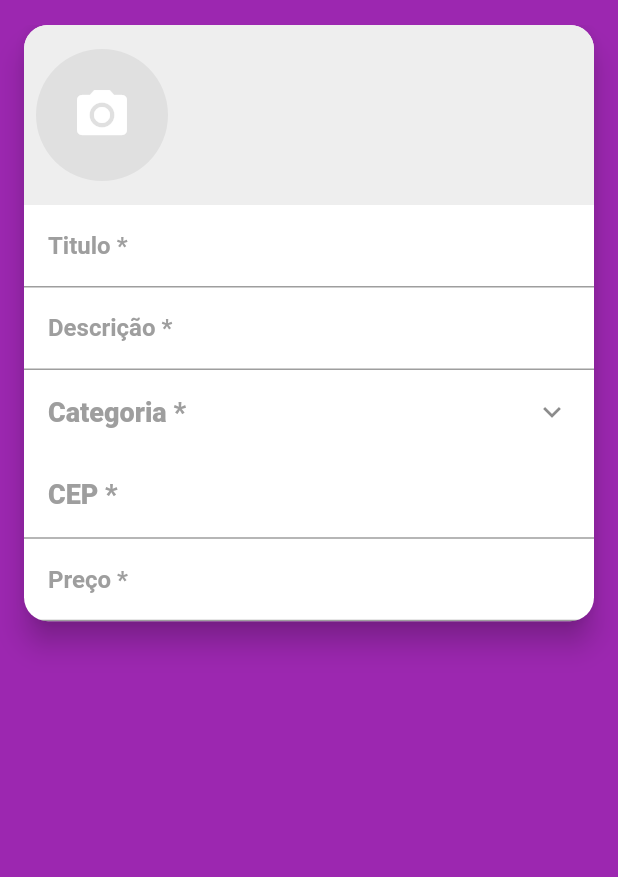
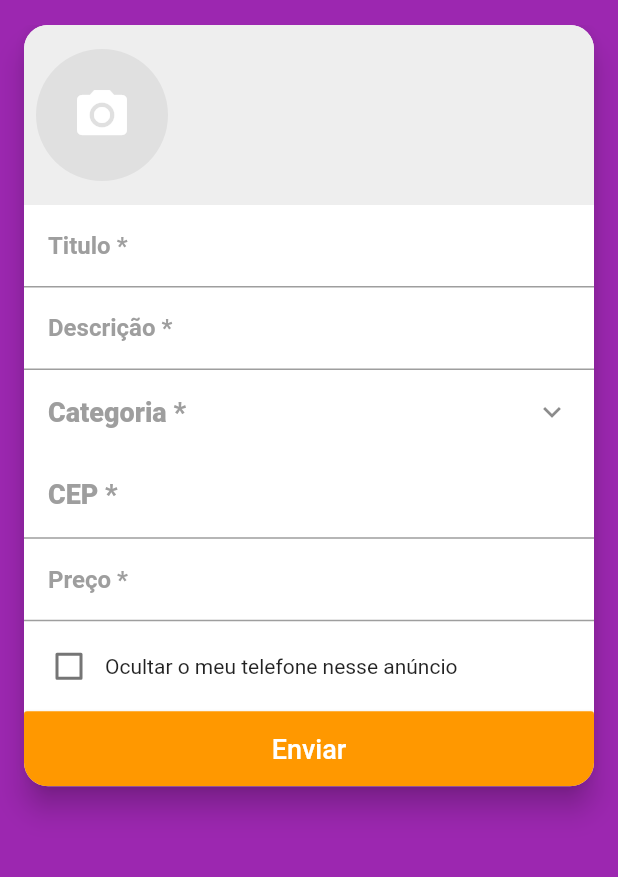
Before and after one commit to Erasmojf/Bindi, a Flutter app: the screen it shows after launch, swiped to page 2, on a phone screen of 412 x 824 dp, the part 59-936 px from its top. Run offline on Flutter 3.47's test engine with Material 2 defaults, Android fonts, the phone set to English and light mode, and no system bars; our stand-ins replace brasil_fields, dio, flutter_mobx, get_it, image_cropper, image_picker and 3 more; accounts and stored records are empty; generated files the repository leaves out were written again; network calls fail; statements that could not run were skipped.

Commit message:
CM - Campo de ocultar telefone e botao enviar
Campo de ocultar telefone e botao enviar

```diff
--- /dev/null
+++ b/bindi/lib/screens/create/components/hide_phone_field.dart
@@ -0,0 +1,29 @@
+import 'package:bindi/stores/create_store.dart';
+import 'package:flutter/material.dart';
+import 'package:flutter_mobx/flutter_mobx.dart';
+
+class HidePhoneField extends StatelessWidget {
+  HidePhoneField(this.createStore);
+
+  final CreateStore createStore;
+  @override
+  Widget build(BuildContext context) {
+    return Padding(
+      padding: const EdgeInsets.all(6),
+      child: Row(
+        children: [
+          Observer(builder: (_) {
+            return Checkbox(
+              value: createStore.hidePhone,
+              onChanged: createStore.setHidePhone,
+              activeColor: Colors.purple,
+            );
+          }),
+          Expanded(
+            child: Text('Ocultar o meu telefone nesse anúncio'),
+          ),
+        ],
+      ),
+    );
+  }
+}
--- a/bindi/lib/screens/create/create_screen.dart
+++ b/bindi/lib/screens/create/create_screen.dart
@@ -6,6 +6,7 @@ import 'package:flutter/services.dart';
 
 import 'components/category_field.dart';
 import 'components/cep_field.dart';
+import 'components/hide_phone_field.dart';
 import 'components/images_field.dart';
 
 class CreateScreen extends StatelessWidget {
@@ -35,6 +36,7 @@ class CreateScreen extends StatelessWidget {
         ),
         elevation: 8,
         child: Column(
+          crossAxisAlignment: CrossAxisAlignment.stretch,
           mainAxisSize: MainAxisSize.min,
           children: [
             ImagesField(createStore),
@@ -68,6 +70,21 @@ class CreateScreen extends StatelessWidget {
                 RealInputFormatter(centavos: true),
               ],
             ),
+            HidePhoneField(createStore),
+            SizedBox(
+              height: 50,
+              child: RaisedButton(
+                child: Text(
+                  'Enviar',
+                  style: TextStyle(fontSize: 18),
+                ),
+                textColor: Colors.white,
+                color: Colors.orange,
+                disabledColor: Colors.orange.withAlpha(120),
+                materialTapTargetSize: MaterialTapTargetSize.shrinkWrap,
+                onPressed: () {},
+              ),
+            ),
           ],
         ),
       ),
--- a/bindi/lib/stores/create_store.dart
+++ b/bindi/lib/stores/create_store.dart
@@ -13,4 +13,10 @@ abstract class _CreteStore with Store {
 
   @action
   void setCategory(Category value) => category = value;
+
+  @observable
+  bool hidePhone = false;
+
+  @action
+  void setHidePhone(bool value) => hidePhone = value;
 }
```
Also changed, not shown: bindi/lib/stores/create_store.g.dart.
